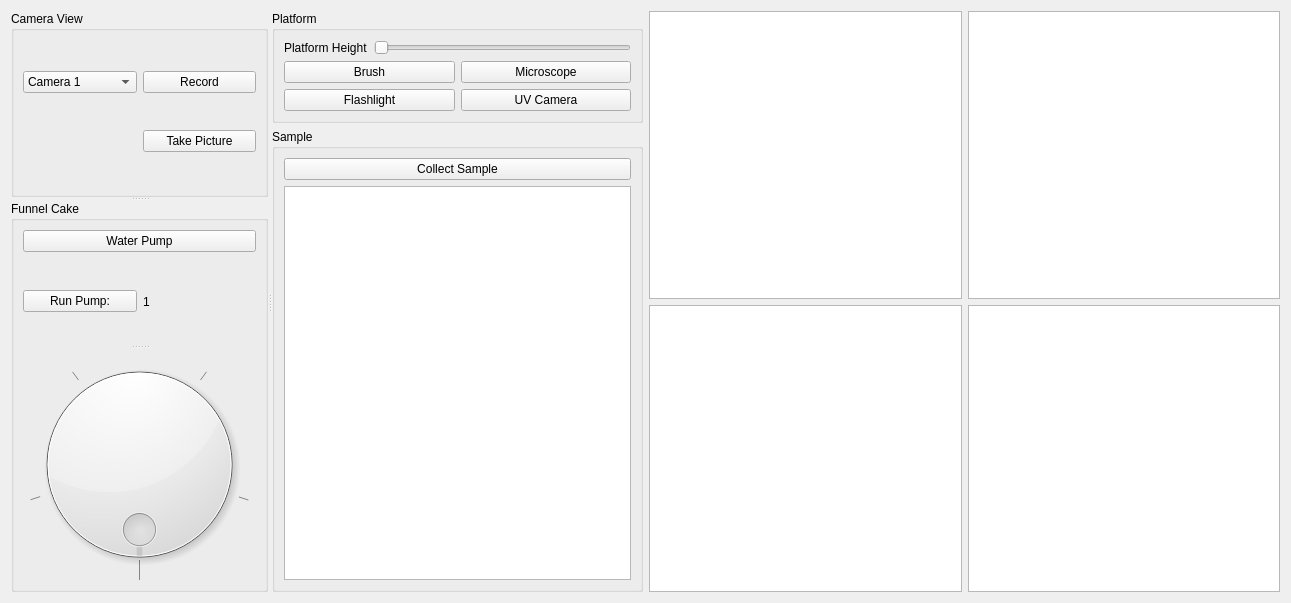
Above: form.ui from SC-Robotics-2021/osiris_science before the change. Below: the same form after it.
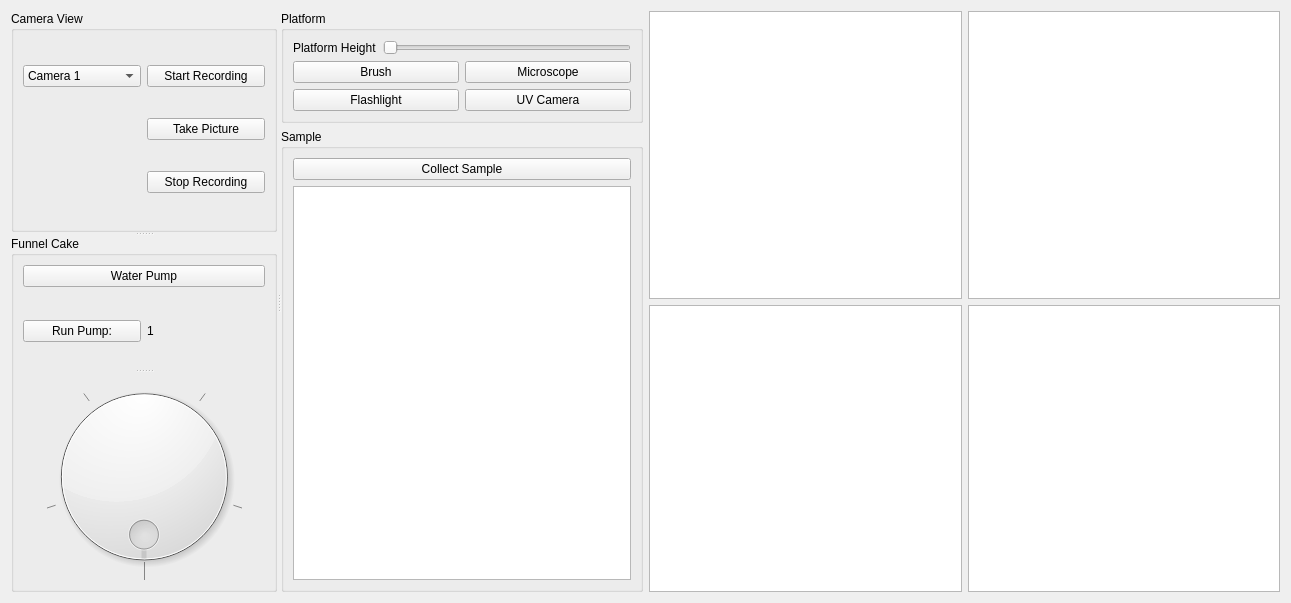
That is the form after the change.

What changed in the file:
```diff
--- a/form.ui
+++ b/form.ui
@@ -59,7 +59,7 @@
             <item>
              <widget class="QPushButton" name="record_camera">
               <property name="text">
-               <string>Record</string>
+               <string>Start Recording</string>
               </property>
              </widget>
             </item>
@@ -72,6 +72,13 @@
             </property>
            </widget>
           </item>
+          <item row="2" column="2">
+           <widget class="QPushButton" name="stop_record_button">
+            <property name="text">
+             <string>Stop Recording</string>
+            </property>
+           </widget>
+          </item>
          </layout>
         </widget>
         <widget class="QGroupBox" name="funnel_cake_box">
```
Left out of the diff: 8 changed lines with no effect on the pictures.
